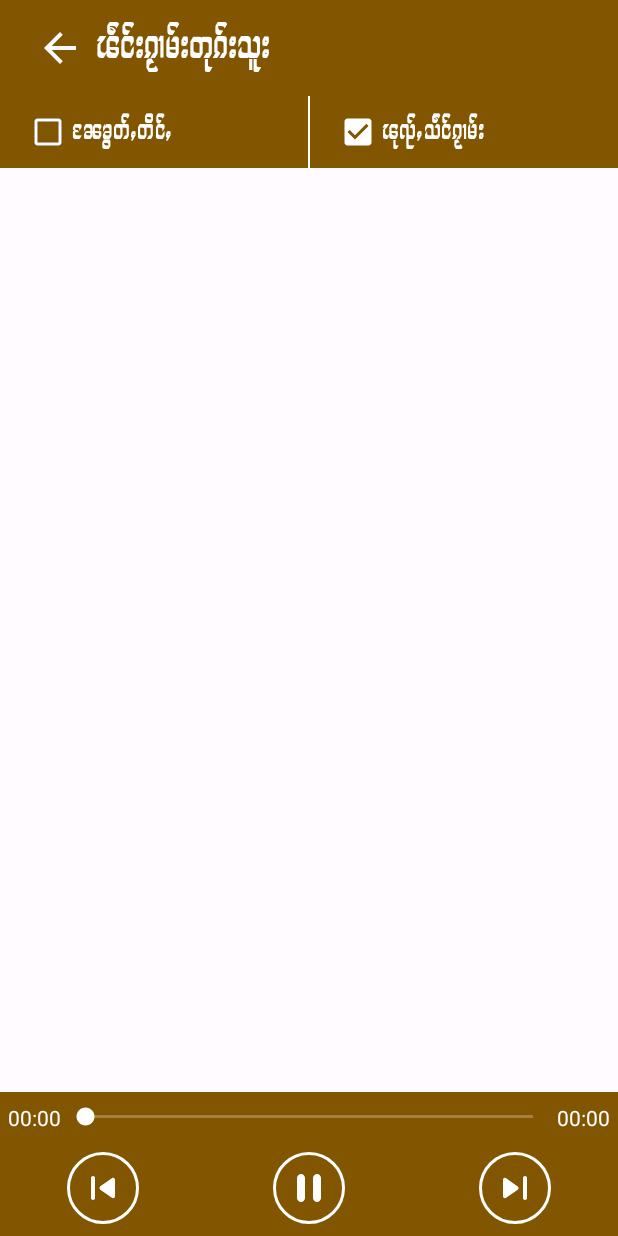
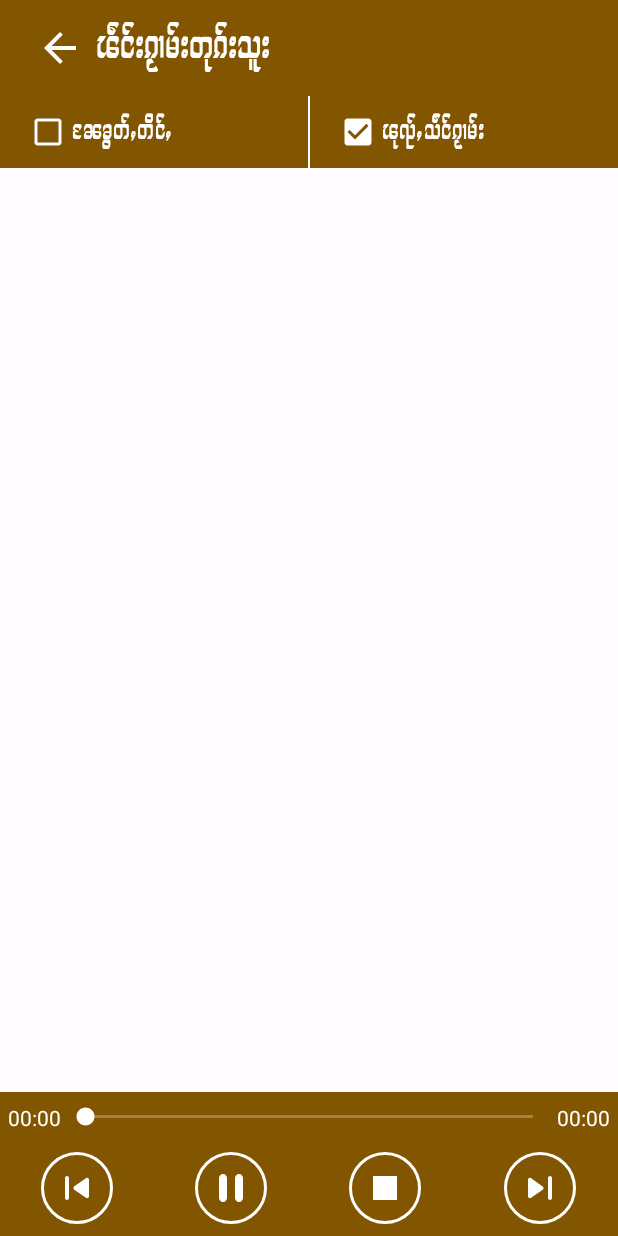
Before and after one commit to SaingHmineTun/dok_su, an Android app: the screen it shows after launch (DetailActivity), after a tap on an icon or button, on a phone screen of 412 x 824 dp. Run offline under Robolectric (Android 15) with nearby library versions, the phone set to English and light mode, and no system bars; 1 statement that could not run was skipped.

Commit message:
Added : Stop Button in Dok Su Page Fixed : Pause or Stop song will not show current playing song button in Main Page.

```diff
--- a/app/build.gradle
+++ b/app/build.gradle
@@ -10,8 +10,8 @@ android {
         applicationId "it.saimao.doksu"
         minSdk 26
         targetSdk 34
-        versionCode 9
-        versionName "2.1.0"
+        versionCode 10
+        versionName "2.1.1"
 
         testInstrumentationRunner "androidx.test.runner.AndroidJUnitRunner"
     }
--- a/app/src/main/java/it/saimao/doksu/activities/MainActivity.java
+++ b/app/src/main/java/it/saimao/doksu/activities/MainActivity.java
@@ -1,21 +1,15 @@
 package it.saimao.doksu.activities;
 
 import android.content.Intent;
-import android.graphics.Color;
 import android.os.Bundle;
-import android.text.Spannable;
-import android.text.SpannableString;
-import android.view.Menu;
-import android.view.MenuItem;
+import android.util.Log;
+import android.view.View;
 
-import androidx.annotation.NonNull;
-import androidx.appcompat.app.ActionBar;
 import androidx.appcompat.app.AppCompatActivity;
+import androidx.lifecycle.Observer;
 
-import it.saimao.doksu.R;
 import it.saimao.doksu.adapters.DokSuAdapter;
 import it.saimao.doksu.databinding.ActivityMainBinding;
-import it.saimao.doksu.utilities.DokSuTypefaceSpan;
 import it.saimao.doksu.utilities.Utils;
 
 public class MainActivity extends AppCompatActivity {
@@ -26,7 +20,6 @@ public class MainActivity extends AppCompatActivity {
         binding = ActivityMainBinding.inflate(getLayoutInflater());
         setContentView(binding.getRoot());
         initDokSuSongs();
-        initPlayingFab();
         initListeners();
     }
 
@@ -36,15 +29,16 @@ public class MainActivity extends AppCompatActivity {
         binding.mAboutUs.setOnClickListener(v -> {
             startActivity(new Intent(this, AboutUsActivity.class));
         });
-    }
-
-    private void initPlayingFab() {
-        if (!Utils.isPlaying()) {
-            binding.fabPlaying.hide();
-        } else {
-            binding.fabPlaying.show();
-            binding.fabPlaying.setText(String.valueOf(Utils.getPageNumber()));
-        }
+        Utils.playing.observeForever(isPlaying -> {
+            if (isPlaying) {
+                binding.fabPlaying.setVisibility(View.VISIBLE);
+            } else {
+                binding.fabPlaying.setVisibility(View.GONE);
+            }
+        });
+        Utils.pageNumber.observeForever(pageNumber -> {
+            binding.fabPlaying.setText(String.valueOf(pageNumber));
+        });
     }
 
     private void initDokSuSongs() {
@@ -67,15 +61,15 @@ public class MainActivity extends AppCompatActivity {
     @Override
     protected void onRestart() {
         super.onRestart();
+        Log.d("Kham", "Main Activity On Restart");
         if (Utils.isReadMode(this)) {
             binding.fabPlaying.hide();
             return;
         }
-        initPlayingFab();
-        setCurrentSong(Utils.getPageNumber());
+        updateFabSongNumber(Utils.getPageNumber());
     }
 
-    public void setCurrentSong(int i) {
+    public void updateFabSongNumber(int i) {
         binding.fabPlaying.setText(String.valueOf(i));
     }
 }
--- a/app/src/main/java/it/saimao/doksu/utilities/Utils.java
+++ b/app/src/main/java/it/saimao/doksu/utilities/Utils.java
@@ -9,6 +9,8 @@ import android.util.TypedValue;
 
 import androidx.core.content.ContextCompat;
 import androidx.core.content.res.ResourcesCompat;
+import androidx.lifecycle.LiveData;
+import androidx.lifecycle.MutableLiveData;
 
 import java.io.BufferedReader;
 import java.io.IOException;
@@ -20,17 +22,17 @@ import it.saimao.doksu.activities.DetailActivity;
 
 public class Utils {
 
-    private static int pageNumber;
-    private static boolean playing;
+    public static final MutableLiveData<Integer> pageNumber = new MutableLiveData<>(0);
+    public static final MutableLiveData<Boolean> playing = new MutableLiveData<>(false);
     private static final int[] mediaItemsID = {R.raw.tmk1, R.raw.tmk2, R.raw.tmk3, R.raw.tmk4, R.raw.tmk5, R.raw.tmk6, R.raw.tmk7, R.raw.tmk8, R.raw.tmk9, R.raw.tmk10, R.raw.tmk11, R.raw.tmk12, R.raw.tmk13, R.raw.tmk14, R.raw.tmk15, R.raw.tmk16, R.raw.tmk17, R.raw.tmk18, R.raw.tmk19, R.raw.tmk20, R.raw.tmk21, R.raw.tmk22, R.raw.tmk23, R.raw.tmk24, R.raw.tmk25, R.raw.tmk26, R.raw.tmk27, R.raw.tmk28, R.raw.tmk29, R.raw.tmk30, R.raw.tmk31, R.raw.tmk32, R.raw.tmk33, R.raw.tmk34, R.raw.tmk35, R.raw.tmk36};
     private static final String[] titles = {"ၵႃႈပၼ်ႇၵွင်ႊ", "ၵႂၢမ်းၶွပ်ႈၸႂ်", "ၵႂၢမ်းၸူမ်းပီႈၼွင့် (1)", "ၵႂၢမ်းၸူမ်းပီႈၼွင့် (2)", "ၶိူဝ်းသိူဝ်လၢႆး", "ၶတ်းၸႂ်ႁႂ်ႈမႂ်ႇသုင်", "ၶိုၼ်းဢွမ်ႇၸႂ်ႁပ့်ပီႊမႂ်ႇ", "ၶွပ်ႈၶိုၼ်းပီႊမႂ်ႇ", "သဵင်သၢႆၸႂ်ပီႊမႂ်ႇ", "သဵင်ပၢႆးမွၼ်းတုၵ်းသူး", "တႆးႁူပ့်ထူပ်းၵၼ်", "တုၵ်းသူးမၢႆ (1)", "တုၵ်းသူးမၢႆ (2)", "တုၵ်းသူးမၢႆ (3)", "တုၵ်းသူးသၢႆၸႂ်ၸိူဝ့်", "တၢင်းႁၢင်ႊလီၽၵ်းတူၸႂ်", "ထုင်းၾိင်ႈယဵၼ်ႇငႄႈသၢႆၸႂ်တႆး", "ပီႊမႂ်ႇတႆး (1)", "ပီႊမႂ်ႇတႆး (2)", "ပီႊမႂ်ႇတႆး (3)", "ပွႆးလိူၼ်ၸဵင်ပီႊမႂ်ႇတႆး", "ပဵၼ်ၸႂ်လဵဝ်ၵၼ်ႁဝ်း", "ၽွင်းၶၢဝ်းၵတ်းပီႊမႂ်ႇ", "မႂ်ႇသုင်", "ယႃႇႁႂ်ႈဢဵၼ်ႁႅင်းႁၢႆ", "ယွၼ်းသူးထိုင်ၸဝ်ႈႁိူၼ်း", "ယွၼ်းသူးပၼ်ၸဝ်ႈႁိူၼ်း", "ယွၼ်းသူးႁႂ်ႈမႂ်ႇသုင်", "ယွၼ်းတုၵ်းသူး", "ႁူႉလႄႈၸၢႆးယိင်းတႆး", "ႁဝ်းၼမ်ႁဝ်းလီ ပႂ်ႉႁပ့်ပီႊမႂ်ႇ", "ႁဝ်းၽွမ့်ၵၼ်", "ႁဝ်းဝႅင်းၵႃႈပၼ်ႇၵွင်ႊ", "ႁႂ်ႈယူႇလီမီးငိုၼ်း", "ႁူမ်ႈႁႅင်းပီႊမႂ်ႇတႆး", "ဢွၼ်ၵၼ်ၶတ်းၸႂ်"};
 
     public static int getPageNumber() {
-        return pageNumber;
+        return pageNumber.getValue();
     }
 
     public static void setPageNumber(int i) {
-        pageNumber = i;
+        Utils.pageNumber.setValue(i);
     }
 
     public static boolean isReadMode(Context context) {
@@ -129,12 +131,12 @@ public class Utils {
         edit.apply();
     }
 
-    public static boolean isPlaying() {
-        return playing;
+    public static void setPlaying(boolean playing) {
+        Utils.playing.setValue(playing);
     }
 
-    public static void setPlaying(boolean playing) {
-        Utils.playing = playing;
+    public static boolean isPlaying() {
+        return Utils.playing.getValue();
     }
 
     public static final List<Integer> COLORS = List.of(com.google.android.material.R.attr.colorSurface, com.google.android.material.R.attr.colorPrimary, com.google.android.material.R.attr.colorSecondary, com.google.android.material.R.attr.colorTertiary, com.google.android.material.R.attr.colorError);
--- /dev/null
+++ b/app/src/main/res/drawable/ic_stop.xml
@@ -0,0 +1,10 @@
+<vector xmlns:android="http://schemas.android.com/apk/res/android"
+    android:width="32dp"
+    android:height="32dp"
+    android:tint="?colorOnPrimary"
+    android:viewportWidth="24"
+    android:viewportHeight="24">
+    <path
+        android:fillColor="@android:color/white"
+        android:pathData="M6,6h12v12H6z" />
+</vector>
--- a/app/src/main/res/layout/activity_detail.xml
+++ b/app/src/main/res/layout/activity_detail.xml
@@ -190,6 +190,23 @@
         </LinearLayout>
 
         <LinearLayout
+            android:id="@+id/llStopSong"
+            android:layout_width="0dp"
+            android:layout_height="wrap_content"
+            android:layout_weight="1"
+            android:gravity="center">
+
+            <androidx.appcompat.widget.AppCompatImageButton
+                android:id="@+id/fab_stop"
+                android:layout_width="48dp"
+                android:layout_height="48dp"
+                android:background="@drawable/bg_circle"
+                android:contentDescription="@string/play_or_pause"
+                android:foreground="?actionBarItemBackground"
+                android:src="@drawable/ic_stop" />
+        </LinearLayout>
+
+        <LinearLayout
             android:layout_width="0dp"
             android:layout_height="wrap_content"
             android:layout_weight="1"
--- a/app/src/main/res/values/strings.xml
+++ b/app/src/main/res/values/strings.xml
@@ -8,7 +8,7 @@
     <string name="we_are_tmk_group">We are TMK Group</string>
     <string name="song_by">Song By</string>
     <string name="contact_email">Contact by E-mail</string>
-    <string name="app_version">Version 2.1.0</string>
+    <string name="app_version">Version 2.1.1</string>
     <string name="rate_playstore">Rate this app on Play Store</string>
     <string name="contact_facebook">Contact us by Facebook</string>
     <string name="time_start">00:00</string>
```
Also changed, not shown: app/src/main/java/it/saimao/doksu/activities/DetailActivity.java (+37 -29 lines).
